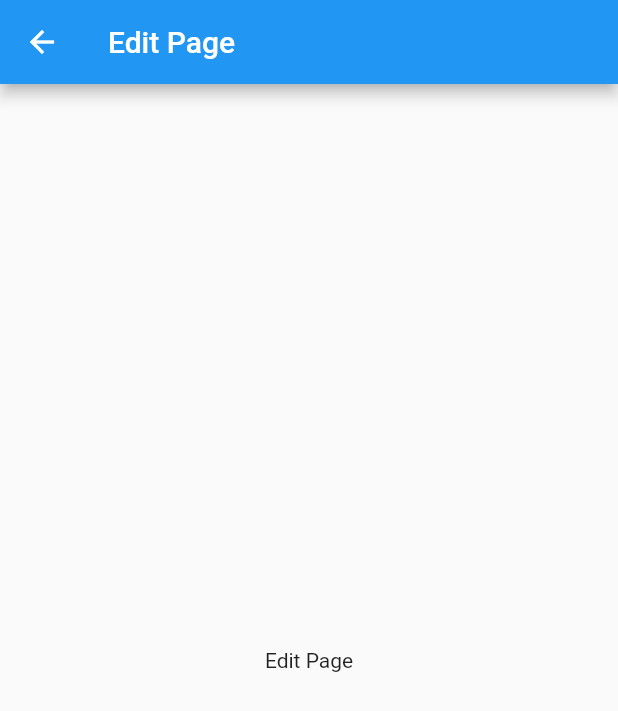
After one commit to XNORGATE/whiteboard, a Flutter app: the EditPage screen opened directly, on a phone screen of 412 x 824 dp. The commit adds this screen. Shown: the top 711 px of the screen. Run offline on Flutter 3.47's test engine with Material 2 defaults, Android fonts, the phone set to English and light mode, and no system bars; our stand-ins replace font_awesome_flutter, reorderable_grid_view; missing offline and left inert: flutter_neumorphic_null_safety.

Commit message:
day3 draft

```diff
--- /dev/null
+++ b/whiteboard/lib/screen/editpage.dart
@@ -0,0 +1,24 @@
+import 'package:flutter/material.dart';
+
+class EditPage extends StatefulWidget {
+  const EditPage({super.key});
+
+
+  @override
+  _EditPageState createState() => _EditPageState();
+}
+
+class _EditPageState extends State<EditPage> {
+
+  @override
+  Widget build(BuildContext context) {
+    return Scaffold(
+      appBar: AppBar(
+        title: const Text('Edit Page'),
+      ),
+      body: const Center(
+        child: Text('Edit Page'),
+      ),
+    );
+  }
+}
--- a/whiteboard/lib/screen/homepage.dart
+++ b/whiteboard/lib/screen/homepage.dart
@@ -95,11 +95,21 @@ class _MyHomePageState extends State<MyHomePage> with Responsive {
             Positioned(
               bottom: 16.0,
               right: 16.0,
-              child: FloatingActionButton(
+              child:
+                  // FloatingActionButton(
+                  //   onPressed: () {
+                  //     setState(() {
+                  //       data.add(data.length + 1);
+                  //     });
+                  //   },
+                  //   child: const Icon(Icons.add),
+                  // ),
+                  FloatingActionButton(
                 onPressed: () {
-                  setState(() {
-                    data.add(data.length + 1);
-                  });
+                  // Navigator.of(context).push(MaterialPageRoute(
+                  //     builder: (context) => EditPage(
+                  //           onNoteCreated: onNoteCreated,
+                  //         )));
                 },
                 child: const Icon(Icons.add),
               ),
```
Also changed, not shown: 9 other files.
